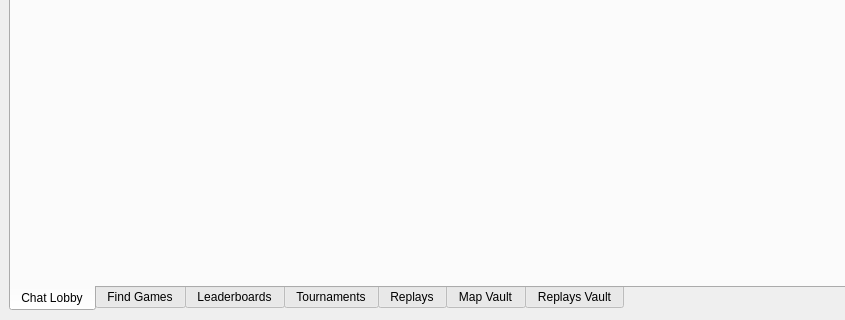
Qt form src/_res/client/client.ui (FAForever/client) before a commit; both pictures show x 0 to 845 and y 280 to 600 of the 1024 by 600 pixel window.
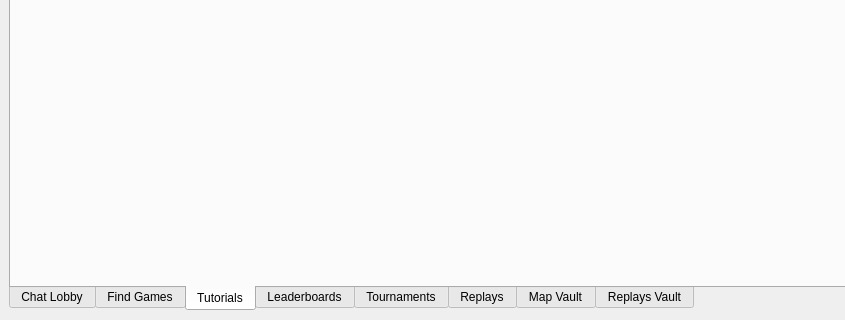
The same form after that commit. The open tabs and pages were chosen to show the change.

```diff
--- a/src/_res/client/client.ui
+++ b/src/_res/client/client.ui
@@ -103,6 +103,12 @@
         </property>
        </layout>
       </widget>
+      <widget class="QWidget" name="tutorialsTab">
+       <attribute name="title">
+        <string>Tutorials</string>
+       </attribute>
+       <layout class="QGridLayout" name="gridLayout_5"/>
+      </widget>
       <widget class="QWidget" name="ladderTab">
        <attribute name="title">
         <string>Leaderboards</string>
```
